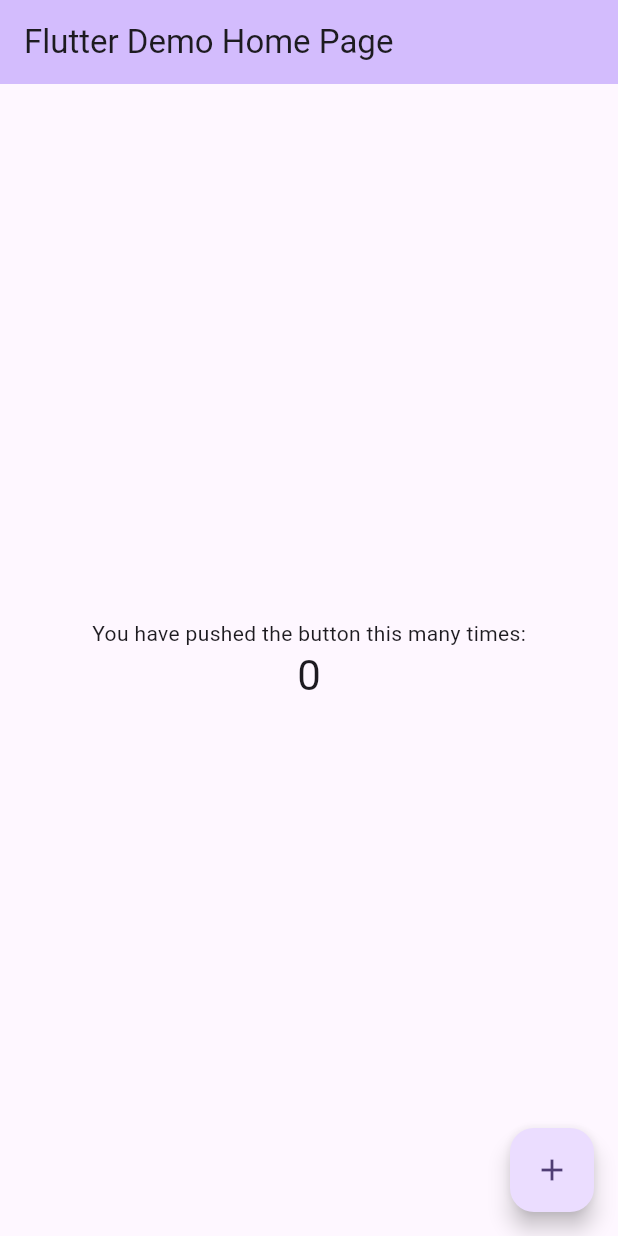
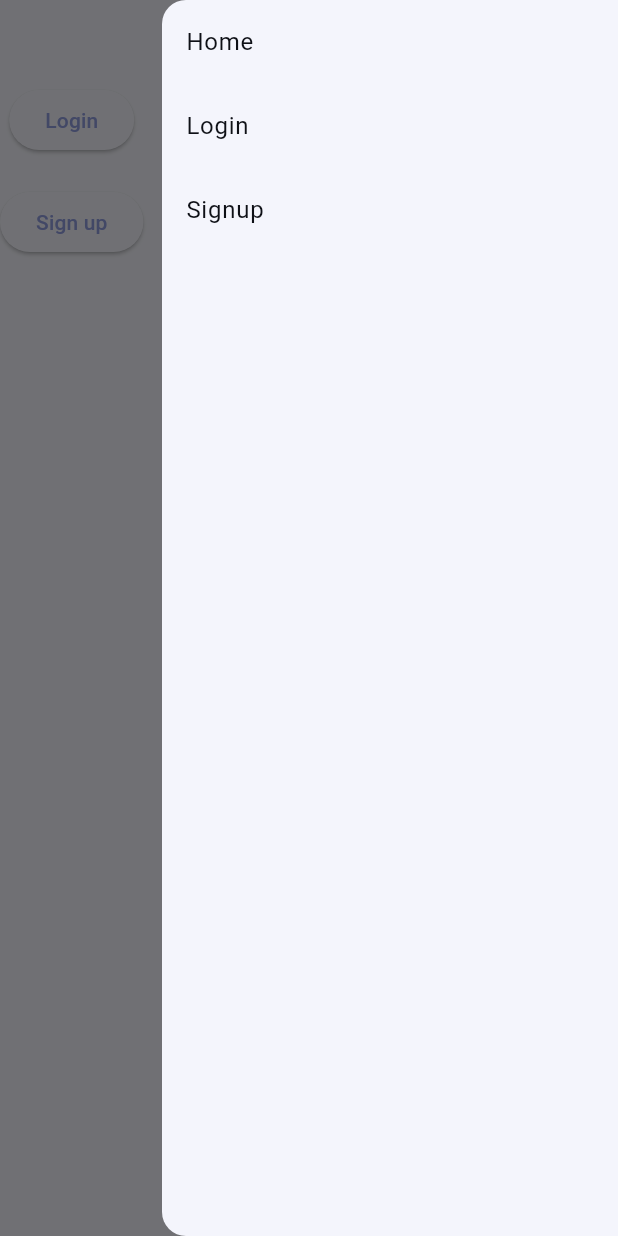
Before and after one commit to bombe-ai/omillionair-mobile-app-flutter, a Flutter app: the screen it shows after launch, with the side drawer open (before the commit the screen has no drawer), on a phone screen of 412 x 824 dp. Run offline on Flutter 3.47's test engine with Material 3 defaults, Android fonts, the phone set to English and light mode, and no system bars; our stand-ins replace google_fonts.

Commit message:
second commit

```diff
--- /dev/null
+++ b/lib/Screens/home_page.dart
@@ -0,0 +1,39 @@
+import 'package:flutter/material.dart';
+import 'package:omillionare/Widgets/layout/drawer_widget.dart';
+
+class HomePage extends StatelessWidget {
+  HomePage({super.key});
+
+  @override
+  Widget build(BuildContext context) {
+    return Scaffold(
+      appBar: AppBar(
+        centerTitle: true,
+        title: Text('Home Page'),
+        automaticallyImplyLeading: false,
+      ),
+      body: SingleChildScrollView(
+        child: Column(
+            children: [
+              ElevatedButton(
+                onPressed: () {
+                  Navigator.pushNamed(context, '/page1');
+                },
+                child: Text('Login'),
+              ),
+              const SizedBox(height: 20),
+              ElevatedButton(
+                onPressed: () {
+                  Navigator.pushNamed(context, '/page2');
+                },
+                child: Text('Sign up'),
+              ),
+            ]
+            )
+      ),
+      endDrawer: const Drawer(
+        child: DrawerWidget(),
+      ),
+    );
+  }
+}
--- /dev/null
+++ b/lib/Screens/login_page.dart
@@ -0,0 +1,28 @@
+import 'package:flutter/material.dart';
+import 'package:omillionare/Widgets/layout/drawer_widget.dart';
+
+class LoginPage extends StatelessWidget {
+  LoginPage({super.key});
+
+  @override
+  Widget build(BuildContext context) {
+    return Scaffold(
+      appBar: AppBar(
+        centerTitle: true,
+        title: Text('Login Page'),
+        automaticallyImplyLeading: false,
+      ),
+      body: Center(
+        child: ElevatedButton(
+          onPressed: () {
+            Navigator.pushNamed(context, '/page2');
+          },
+          child: Text('Go to Signup Page'),
+        ),
+      ),
+      endDrawer: const Drawer(
+        child: DrawerWidget(),
+      ),
+    );
+  }
+}
--- /dev/null
+++ b/lib/Screens/signup_page.dart
@@ -0,0 +1,28 @@
+import 'package:flutter/material.dart';
+import 'package:omillionare/Widgets/layout/drawer_widget.dart';
+
+class SignupPage extends StatelessWidget {
+  SignupPage({super.key});
+
+  @override
+  Widget build(BuildContext context) {
+    return Scaffold(
+      appBar: AppBar(
+        centerTitle: true,
+        title: Text('Sign up Page'),
+        automaticallyImplyLeading: false,
+      ),
+      body: Center(
+        child: ElevatedButton(
+          onPressed: () {
+            Navigator.pushNamed(context, '/page1');
+          },
+          child: Text('Go to Login Page'),
+        ),
+      ),
+      endDrawer: const Drawer(
+        child: DrawerWidget(),
+      ),
+    );
+  }
+}
--- /dev/null
+++ b/lib/Widgets/layout/drawer_widget.dart
@@ -0,0 +1,34 @@
+import 'package:flutter/material.dart';
+
+class DrawerWidget extends StatelessWidget {
+  const DrawerWidget({super.key});
+
+  @override
+  Widget build(BuildContext context) {
+    return ListView(
+      children: [
+        ListTile(
+          title: Text('Home'),
+          onTap: () {
+            Navigator.pop(context);
+            Navigator.pushNamed(context, '/');
+          },
+        ),
+        ListTile(
+          title: Text('Login'),
+          onTap: () {
+            Navigator.pop(context);
+            Navigator.pushNamed(context, '/page1');
+          },
+        ),
+        ListTile(
+          title: Text('Signup'),
+          onTap: () {
+            Navigator.pop(context);
+            Navigator.pushNamed(context, '/page2');
+          },
+        ),
+      ],
+    );
+  }
+}
--- a/lib/main.dart
+++ b/lib/main.dart
@@ -1,4 +1,8 @@
 import 'package:flutter/material.dart';
+import 'package:omillionare/shared/theme/app_theme.dart';
+import 'package:omillionare/Screens/home_page.dart';
+import 'package:omillionare/Screens/login_page.dart';
+import 'package:omillionare/Screens/signup_page.dart';
 
 void main() {
   runApp(const MyApp());
@@ -12,114 +16,24 @@ class MyApp extends StatelessWidget {
   Widget build(BuildContext context) {
     return MaterialApp(
       title: 'Flutter Demo',
-      theme: ThemeData(
-        // This is the theme of your application.
-        //
-        // TRY THIS: Try running your application with "flutter run". You'll see
-        // the application has a purple toolbar. Then, without quitting the app,
-        // try changing the seedColor in the colorScheme below to Colors.green
-        // and then invoke "hot reload" (save your changes or press the "hot
-        // reload" button in a Flutter-supported IDE, or press "r" if you used
-        // the command line to start the app).
-        //
-        // Notice that the counter didn't reset back to zero; the application
-        // state is not lost during the reload. To reset the state, use hot
-        // restart instead.
-        //
-        // This works for code too, not just values: Most code changes can be
-        // tested with just a hot reload.
-        colorScheme: ColorScheme.fromSeed(seedColor: Colors.deepPurple),
-        useMaterial3: true,
-      ),
-      home: const MyHomePage(title: 'Flutter Demo Home Page'),
+      theme: const AppTheme().themeData,
+      routes: {
+        '/': (context) => SafeArea(
+              top: true,
+              bottom: true,
+              child: HomePage(),
+            ),
+        '/page1': (context) => SafeArea(
+              top: true,
+              bottom: true,
+              child: LoginPage(),
+            ),
+        '/page2': (context) => SafeArea(
+              top: true,
+              bottom: true,
+              child: SignupPage(),
+            ),
+      },
     );
   }
 }
-
-class MyHomePage extends StatefulWidget {
-  const MyHomePage({super.key, required this.title});
-
-  // This widget is the home page of your application. It is stateful, meaning
-  // that it has a State object (defined below) that contains fields that affect
-  // how it looks.
-
-  // This class is the configuration for the state. It holds the values (in this
-  // case the title) provided by the parent (in this case the App widget) and
-  // used by the build method of the State. Fields in a Widget subclass are
-  // always marked "final".
-
-  final String title;
-
-  @override
-  State<MyHomePage> createState() => _MyHomePageState();
-}
-
-class _MyHomePageState extends State<MyHomePage> {
-  int _counter = 0;
-
-  void _incrementCounter() {
-    setState(() {
-      // This call to setState tells the Flutter framework that something has
-      // changed in this State, which causes it to rerun the build method below
-      // so that the display can reflect the updated values. If we changed
-      // _counter without calling setState(), then the build method would not be
-      // called again, and so nothing would appear to happen.
-      _counter++;
-    });
-  }
-
-  @override
-  Widget build(BuildContext context) {
-    // This method is rerun every time setState is called, for instance as done
-    // by the _incrementCounter method above.
-    //
-    // The Flutter framework has been optimized to make rerunning build methods
-    // fast, so that you can just rebuild anything that needs updating rather
-    // than having to individually change instances of widgets.
-    return Scaffold(
-      appBar: AppBar(
-        // TRY THIS: Try changing the color here to a specific color (to
-        // Colors.amber, perhaps?) and trigger a hot reload to see the AppBar
-        // change color while the other colors stay the same.
-        backgroundColor: Theme.of(context).colorScheme.inversePrimary,
-        // Here we take the value from the MyHomePage object that was created by
-        // the App.build method, and use it to set our appbar title.
-        title: Text(widget.title),
-      ),
-      body: Center(
-        // Center is a layout widget. It takes a single child and positions it
-        // in the middle of the parent.
-        child: Column(
-          // Column is also a layout widget. It takes a list of children and
-          // arranges them vertically. By default, it sizes itself to fit its
-          // children horizontally, and tries to be as tall as its parent.
-          //
-          // Column has various properties to control how it sizes itself and
-          // how it positions its children. Here we use mainAxisAlignment to
-          // center the children vertically; the main axis here is the vertical
-          // axis because Columns are vertical (the cross axis would be
-          // horizontal).
-          //
-          // TRY THIS: Invoke "debug painting" (choose the "Toggle Debug Paint"
-          // action in the IDE, or press "p" in the console), to see the
-          // wireframe for each widget.
-          mainAxisAlignment: MainAxisAlignment.center,
-          children: <Widget>[
-            const Text(
-              'You have pushed the button this many times:',
-            ),
-            Text(
-              '$_counter',
-              style: Theme.of(context).textTheme.headlineMedium,
-            ),
-          ],
-        ),
-      ),
-      floatingActionButton: FloatingActionButton(
-        onPressed: _incrementCounter,
-        tooltip: 'Increment',
-        child: const Icon(Icons.add),
-      ), // This trailing comma makes auto-formatting nicer for build methods.
-    );
-  }
-}
--- /dev/null
+++ b/lib/shared/theme/app_theme.dart
@@ -0,0 +1,104 @@
+import 'package:flutter/material.dart';
+import 'package:google_fonts/google_fonts.dart';
+
+class AppTheme {
+  const AppTheme();
+
+  ThemeData get themeData {
+    return ThemeData(
+      useMaterial3: true,
+      colorScheme: _colorScheme,
+      textTheme: _textTheme,
+      inputDecorationTheme: _inputDecorationTheme,
+      filledButtonTheme: _filledButtonTheme,
+    );
+  }
+
+  static ColorScheme get _colorScheme {
+    return const ColorScheme(
+      brightness: Brightness.light,
+      primary: Color(0xff909cdf),
+      onPrimary: Color(0xffFFFFFF),
+      primaryContainer: Color(0xfff2f3fb),
+      onPrimaryContainer: Color(0xff000000),
+      secondary: Color(0xff9c254d),
+      onSecondary: Color(0xffffffff),
+      secondaryContainer: Color(0xffdfa3b7),
+      tertiary: Color(0xffb6c2ff),
+      tertiaryContainer: Color(0xffffffff),
+      errorContainer: Color(0xfffcd8df),
+      onErrorContainer: Color(0xff000000),
+      surfaceVariant: Color(0xffeeeeee),
+      outline: Color(0xff737373),
+      outlineVariant: Color(0xffbfbfbf),
+      inverseSurface: Color(0xff121212),
+      surfaceTint: Color(0xff909cdf),
+      error: Color(0xFF5e162e),
+      onError: Color(0xFFf5e9ed),
+      background: Color(0xFFFFFFFF),
+      onBackground: Color(0xff000000),
+      surface: Color(0xFFf4f5fc),
+      onSurface: Color(0xFF0e1016),
+    );
+  }
+
+  static TextTheme get _textTheme {
+    const textTheme = TextTheme();
+
+    final bodyFont = GoogleFonts.ibmPlexSansTextTheme(textTheme);
+    final headingFont = GoogleFonts.syneMonoTextTheme(textTheme);
+
+    return bodyFont.copyWith(
+      displayLarge: headingFont.displayLarge,
+      displayMedium: headingFont.displayMedium,
+      displaySmall: headingFont.displaySmall,
+      headlineLarge: headingFont.headlineLarge,
+      headlineMedium: headingFont.headlineMedium,
+      headlineSmall: headingFont.headlineSmall,
+      bodyLarge: bodyFont.bodyLarge,
+      bodyMedium: bodyFont.bodyMedium,
+      bodySmall: bodyFont.bodySmall,
+    );
+  }
+
+  static InputDecorationTheme get _inputDecorationTheme {
+    return InputDecorationTheme(
+      filled: true,
+      fillColor: _colorScheme.background,
+      border: InputBorder.none,
+      contentPadding: const EdgeInsets.symmetric(
+        horizontal: 12.0,
+        vertical: 12.0,
+      ),
+      enabledBorder: _enabledBorder,
+      focusedBorder: _focusedBorder,
+      disabledBorder: _disabledBorder,
+    );
+  }
+
+  static FilledButtonThemeData get _filledButtonTheme {
+    return FilledButtonThemeData(
+      style: FilledButton.styleFrom(
+        foregroundColor: Colors.white,
+        shape: RoundedRectangleBorder(
+          borderRadius: BorderRadius.circular(8.0),
+        ),
+      ),
+    );
+  }
+
+  static InputBorder get _enabledBorder => OutlineInputBorder(
+        borderRadius: BorderRadius.circular(8.0),
+        borderSide: const BorderSide(color: Colors.transparent),
+      );
+
+  static InputBorder get _focusedBorder => OutlineInputBorder(
+        borderRadius: BorderRadius.circular(8.0),
+        borderSide: BorderSide.none,
+      );
+
+  static InputBorder get _disabledBorder => OutlineInputBorder(
+        borderRadius: BorderRadius.circular(8.0),
+        borderSide: BorderSide(color: Colors.grey.withOpacity(0.2)),
+      );
+}
```
Also changed, not shown: pubspec.yaml (+3 -51 lines), assets/icons/app_icon.png (added), pubspec.lock.
